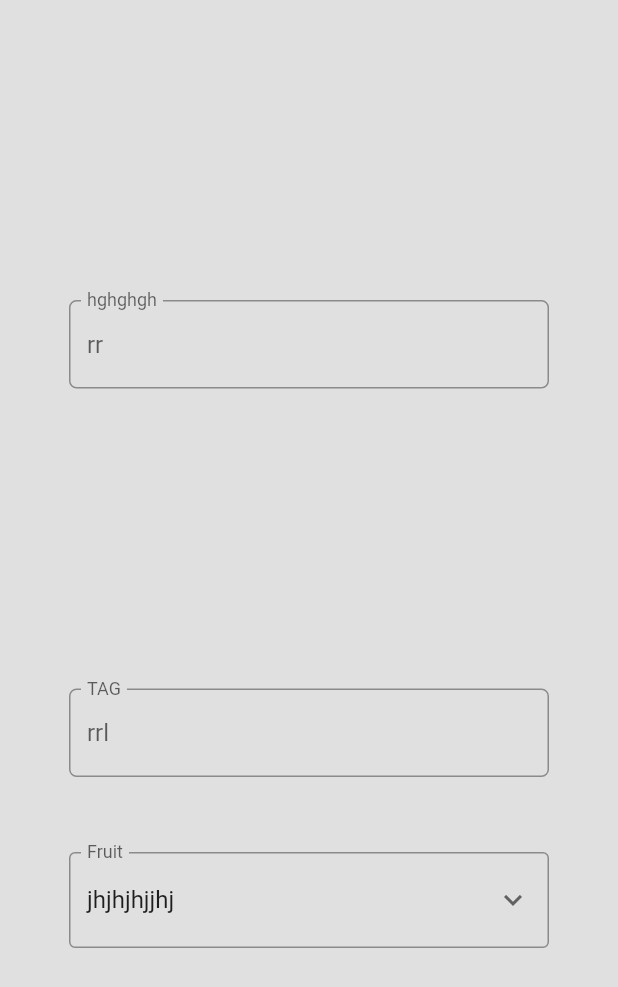
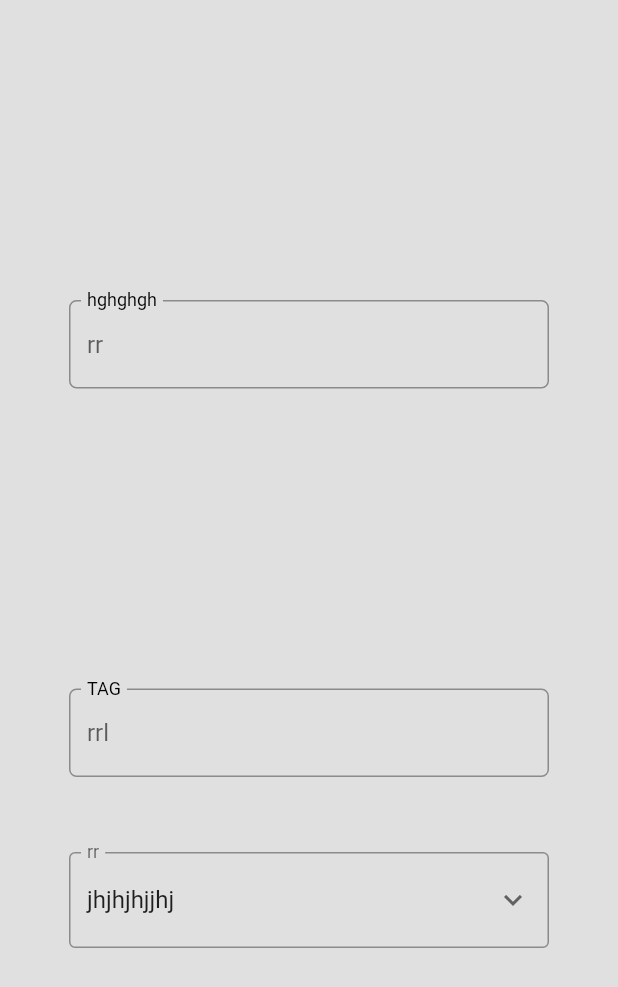
Before and after one commit to Luisrente/testsittca, a Flutter app: the screen it shows after launch, on a phone screen of 412 x 824 dp. Shown: the top 987 px of the screen. Run offline on Flutter 3.47's test engine with Material 2 defaults, Android fonts, the phone set to English and light mode, and no system bars.

Commit message:
DropDown

```diff
--- a/lib/dropdow.dart
+++ b/lib/dropdow.dart
@@ -1,10 +1,15 @@
 import 'package:flutter/material.dart';
 
 class DropDown extends StatefulWidget {
-  late List<String> list;
+  late List<dynamic> list;
   final String labelText;
+  final dynamic Function(dynamic opcionEscogida) onItemSeleccionado;
 
-  DropDown({Key? key, required this.list, required this.labelText})
+  DropDown(
+      {Key? key,
+      required this.list,
+      required this.labelText,
+      required this.onItemSeleccionado})
       : super(key: key);
   @override
   State<DropDown> createState() => _DropDownState();
@@ -18,22 +23,21 @@ class _DropDownState extends State<DropDown> {
     selectedItem = widget.list[0];
   }
 
-  String selectedItem = '';
+  dynamic selectedItem = '';
   @override
   Widget build(BuildContext context) {
     return Container(
         width: 320,
         child: InputDecorator(
           decoration: InputDecoration(
-            labelText: 'Fruit',
-            // labelStyle: Theme.of(context).primaryTextTheme.caption.copyWith(color: Colors.black),
+            labelText: widget.labelText,
             border: const OutlineInputBorder(),
           ),
           child: DropdownButtonHideUnderline(
             child: DropdownButton(
               isExpanded: true,
-              isDense: true, // Reduces the dropdowns height by +/- 50%
-              icon: Icon(Icons.keyboard_arrow_down),
+              isDense: true,
+              icon: const Icon(Icons.keyboard_arrow_down),
               value: selectedItem,
               items: widget.list.map((item) {
                 return DropdownMenuItem(
@@ -41,10 +45,12 @@ class _DropDownState extends State<DropDown> {
                   child: Text(item),
                 );
               }).toList(),
-              // onChanged: ((value) {}),
-              onChanged: (value) => setState(
-                () => selectedItem = value!,
-              ),
+              onChanged: (dynamic nuevaSel) {
+                setState(() {
+                  selectedItem = nuevaSel!;
+                });
+                widget.onItemSeleccionado(nuevaSel);
+              },
             ),
           ),
         ));
--- a/lib/test.dart
+++ b/lib/test.dart
@@ -36,7 +36,6 @@ class InputDecorationI extends StatelessWidget {
             SizedBox(
               height: 200,
             ),
-
             Center(
               child: InputText(
                 placeholder: "jjjj",
@@ -46,38 +45,12 @@ class InputDecorationI extends StatelessWidget {
               ),
             ),
             const SizedBox(height: 50),
-
             DropDown(
-              list: ["jhjhjhjjhj", "eee"],
-              labelText: "rr",
-            ),
-
-            // Container(
-            //   width: 320,
-            //   child: InputDecorator(
-            //     decoration: InputDecoration(
-            //       labelText: 'Fruit',
-            //       // labelStyle: Theme.of(context).primaryTextTheme.caption.copyWith(color: Colors.black),
-            //       border: const OutlineInputBorder(),
-            //     ),
-            //     child: DropdownButtonHideUnderline(
-            //       child: DropdownButton(
-            //         isExpanded: true,
-            //         isDense: true, // Reduces the dropdowns height by +/- 50%
-            //         icon: Icon(Icons.keyboard_arrow_down),
-            //         value: _selectedFruit,
-            //         items: _fruits.map((item) {
-            //           return DropdownMenuItem(
-            //             value: item,
-            //             child: Text(item),
-            //           );
-            //         }).toList(),
-            //         onChanged: ((value) {}),
-            //         // onChanged: (selectedItem) => setState(() => _selectedFruit = selectedItem,
-            //       ),
-            //     ),
-            //   ),
-            // )
+                list: ["jhjhjhjjhj", "eee"],
+                labelText: "rr",
+                onItemSeleccionado: (opcionEscogida) {
+                  print("${opcionEscogida}");
+                }),
           ],
         ),
       ),
--- a/lib/text_input.dart
+++ b/lib/text_input.dart
@@ -18,7 +18,7 @@ class InputText extends StatelessWidget {
 
   @override
   Widget build(BuildContext context) {
-    return Container(
+    return SizedBox(
       width: 320,
       child: Center(
           child: TextField(
@@ -31,9 +31,11 @@ class InputText extends StatelessWidget {
                 borderSide: BorderSide(color: Colors.black)),
             floatingLabelBehavior: FloatingLabelBehavior.always,
             labelText: labelText,
+            labelStyle: const TextStyle(color: Colors.black),
             hintText: hintText,
-          fillColor: Color.fromARGB(255, 7, 7, 7),
-        ),
+            fillColor: const Color.fromARGB(255, 7, 7, 7),
+            focusedBorder: const OutlineInputBorder(
+                borderSide: BorderSide(color: Colors.black))),
       )),
     );
   }
```
Lines whose indentation alone changed are shown as unchanged.
